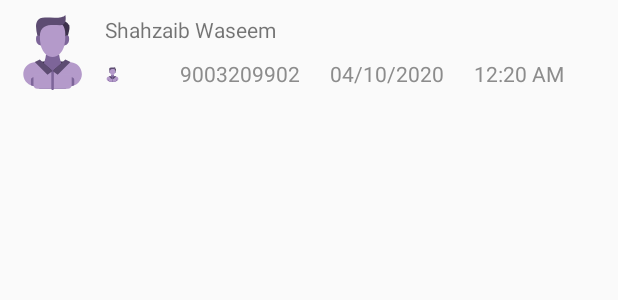
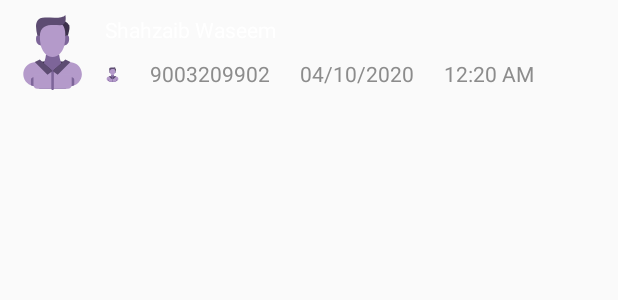
Before and after one commit to ShahzaibWaseem/phoneApp-AndroidViewPager, an Android app: the layout call_logs_list_item.xml on its own in the app's theme, with its tools: preview values and no code run, on a phone screen of 412 x 824 dp. Shown: the top 300 px of the screen. Run offline under Robolectric (Android 15) with nearby library versions, the phone set to English and light mode, and no system bars.

Commit message:
call Logs displaying name and some color fixes

```diff
--- a/app/src/main/java/com/shahzaib/phone/CallLogsFragment.kt
+++ b/app/src/main/java/com/shahzaib/phone/CallLogsFragment.kt
@@ -51,14 +51,16 @@ class CallLogsFragment: Fragment() {
 
         if (callLogsCursor!!.moveToFirst()) {
             do {
-//                val name: String= callLogsCursor.getString(callLogsCursor.getColumnIndex(Calls.CACHED_NAME))
+                val name: String?= callLogsCursor.getString(callLogsCursor.getColumnIndex(Calls.CACHED_NAME))
                 val number: String= callLogsCursor.getString(callLogsCursor.getColumnIndex(Calls.NUMBER))
                 val date: Long = callLogsCursor.getLong(callLogsCursor.getColumnIndex(Calls.DATE))
                 val callType: Int = Integer.parseInt(callLogsCursor.getString(callLogsCursor.getColumnIndex(Calls.TYPE)))
 
                 val formatter: SimpleDateFormat = SimpleDateFormat("dd/MM/YYYY, hh:mm a")
                 val dateString: String = formatter.format(Date(date))
-                logsList.add(CallLog(number, number, dateString.split(",")[0],
+
+
+                logsList.add(CallLog(name, number, dateString.split(",")[0],
                     dateString.split(",")[1], callType, null))
             } while (callLogsCursor.moveToNext())
         }
--- a/app/src/main/java/com/shahzaib/phone/utilClasses.kt
+++ b/app/src/main/java/com/shahzaib/phone/utilClasses.kt
@@ -4,4 +4,4 @@ import android.graphics.Bitmap
 
 class Contact (var name: String, var number: String)
 
-class CallLog (var name: String, var number: String, var date: String, var time: String, val callType: Int, var photo: Bitmap?)
+class CallLog (var name: String?, var number: String, var date: String, var time: String, val callType: Int, var photo: Bitmap?)
--- a/app/src/main/res/layout/call_logs_list_item.xml
+++ b/app/src/main/res/layout/call_logs_list_item.xml
@@ -19,6 +19,7 @@
         android:layout_width="wrap_content"
         android:layout_height="wrap_content"
         android:layout_marginStart="10dp"
+        android:textColor="@color/design_default_color_on_primary"
         tools:text="Shahzaib Waseem"
         app:layout_constraintTop_toTopOf="parent"
         app:layout_constraintStart_toEndOf="@+id/callLogImage"/>
@@ -43,9 +44,9 @@
 
         <TextView
             android:id="@+id/callLogNumber"
-            android:layout_width="100dp"
+            android:layout_width="wrap_content"
             android:layout_height="20dp"
-            android:gravity="end"
+            android:gravity="start"
             android:textColor="#8C8C8C"
             android:layout_marginStart="20dp"
             tools:text="9003209902"
```
Also changed, not shown: app/src/main/java/com/shahzaib/phone/adapters/CallLogsListAdapter.kt (+8 -2 lines).
